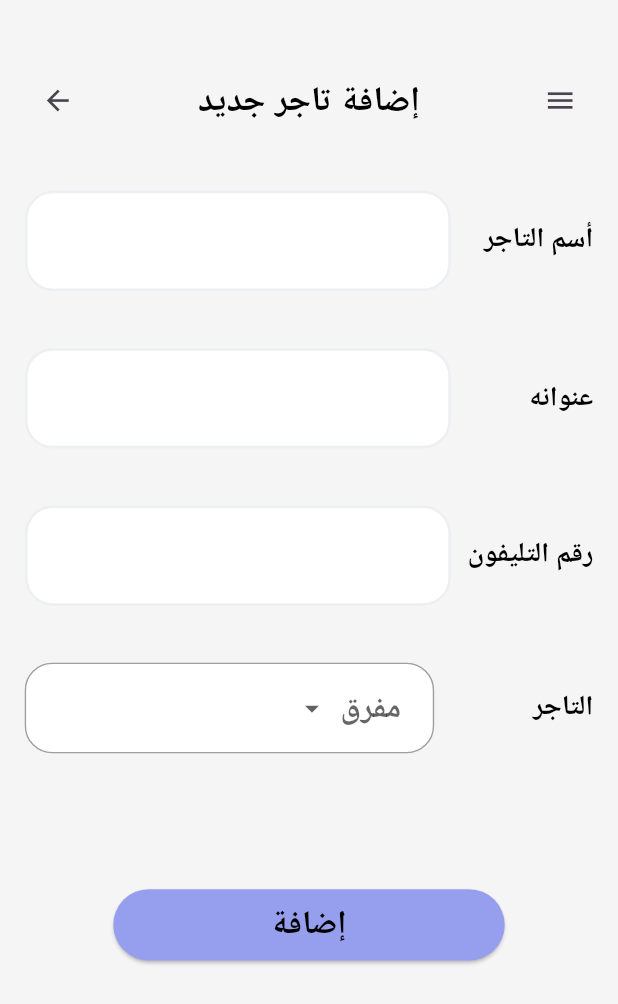
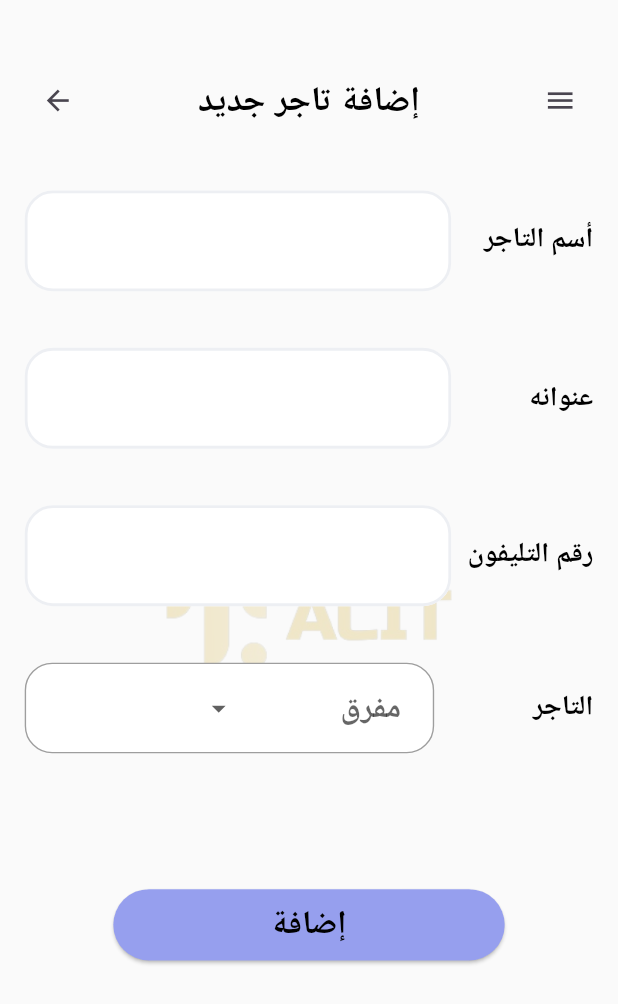
Before and after one commit to Rizk69/mandoob, a Flutter app: the NewTraderView screen opened by its route, on a phone screen of 412 x 824 dp. Shown: the top 1004 px of the screen. Run offline on Flutter 3.47's test engine with Material 3 defaults, Android fonts, the phone set to English and light mode, and no system bars; our stand-ins replace awesome_snackbar_content, bloc, conditional_builder_null_safety, dartz, dio, easy_date_timeline and 14 more; accounts and stored records are empty; generated files the repository leaves out were written again; project files that could hold a hidden picture were left out.

Commit message:
Finish get Trader

```diff
--- a/lib/features/trader/presentation/new_trader.dart
+++ b/lib/features/trader/presentation/new_trader.dart
@@ -3,6 +3,7 @@ import 'package:mandoob/core/resources/color_manager.dart';
 import 'package:mandoob/core/resources/routes_manager.dart';
 import 'package:mandoob/core/resources/styles_manager.dart';
 import 'package:mandoob/core/resources/values_manager.dart';
+import 'package:mandoob/core/widget/backgrond_image.dart';
 import 'package:mandoob/core/widget/custom_buttoms.dart';
 import 'package:mandoob/core/widget/header_screen.dart';
 import 'package:mandoob/features/orders/presentation/el_salah/widget/DropdownMenu.dart';
@@ -19,9 +20,14 @@ class NewTraderView extends StatelessWidget {
 
     return SafeArea(
         top: false,
-        child: Scaffold(
+        child: Container(
+          color: Colors.white,
+          child: Stack(
+            children: [
+              imageBackground(context),
+              Scaffold(
                 key: scaffoldKey,
-          backgroundColor: ColorManager.backGround,
+                backgroundColor: ColorManager.backGround.withOpacity(0.5),
                 drawer: buildDrawer(context),
                 body: SingleChildScrollView(
                   child: Padding(
@@ -58,11 +64,11 @@ class NewTraderView extends StatelessWidget {
                             SizedBox(
                               width: AppSize.s4.w,
                             ),
-                      Expanded(
+                            const Expanded(
                               flex: 3,
                               child: DropdownMenuCustom(
                                 color: Colors.white,
-                          dropdownMenuEntries: ['vd', 'ha', 'mo'],
+                                dropdownMenuEntries: ['مفرق', 'جملة', 'جملة الجملة'],
                                 initText: 'مفرق',
                               ),
                             ),
@@ -81,6 +87,9 @@ class NewTraderView extends StatelessWidget {
                     ),
                   ),
                 ),
+              ),
+            ],
+          ),
         ));
   }
 
@@ -90,7 +99,7 @@ class NewTraderView extends StatelessWidget {
         Expanded(
           child: Text(
             text,
-            style: TextStyle(
+            style: const TextStyle(
               fontSize: 20,
               fontWeight: FontWeight.bold,
               color: Colors.black,
```
Lines whose indentation alone changed are shown as unchanged.
